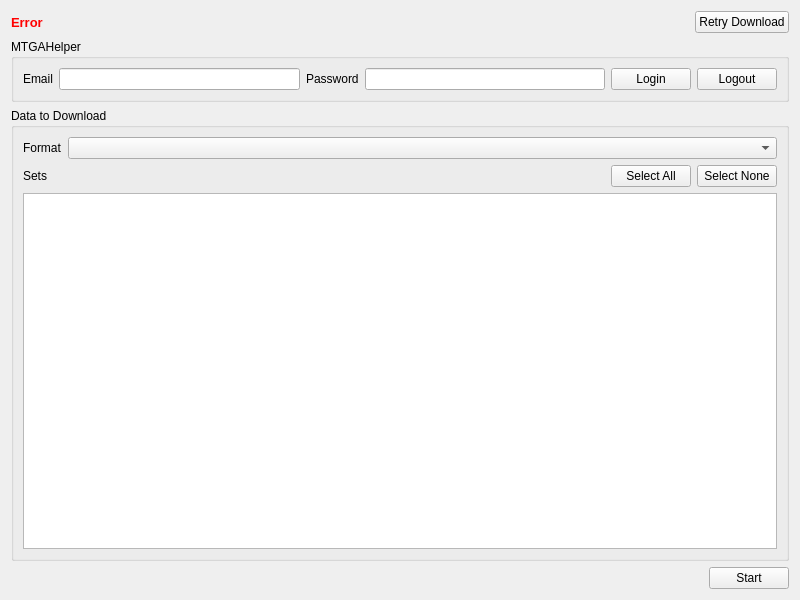
Before: the Qt Designer form src/mainwindow.ui in VSRonin/17Helper, drawn with Qt 5.
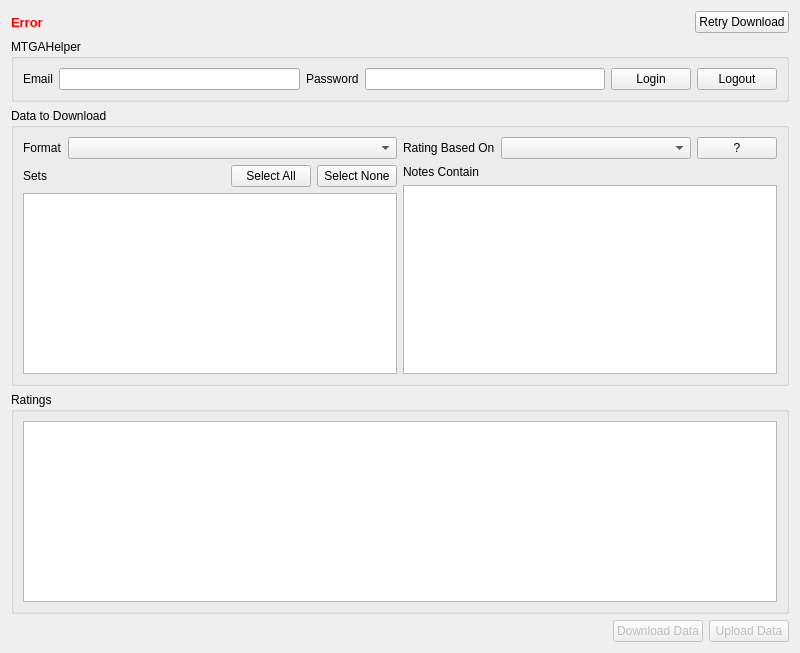
After: the same form once the commit is applied.

Commit message: Added UI to select ratings

The edit to the form file:
```diff
--- a/src/mainwindow.ui
+++ b/src/mainwindow.ui
@@ -7,13 +7,13 @@
     <x>0</x>
     <y>0</y>
     <width>800</width>
-    <height>600</height>
+    <height>653</height>
    </rect>
   </property>
   <property name="windowTitle">
    <string>17 Helper</string>
   </property>
-  <layout class="QVBoxLayout" name="verticalLayout_2">
+  <layout class="QVBoxLayout" name="verticalLayout_4">
    <item>
     <layout class="QHBoxLayout" name="horizontalLayout_5">
      <item>
@@ -137,6 +137,8 @@
      <property name="title">
       <string>Data to Download</string>
      </property>
+     <layout class="QHBoxLayout" name="horizontalLayout_7">
+      <item>
      <layout class="QVBoxLayout" name="verticalLayout">
       <item>
        <layout class="QHBoxLayout" name="horizontalLayout_2">
@@ -201,6 +203,75 @@
        <widget class="QListView" name="setsView"/>
       </item>
      </layout>
+      </item>
+      <item>
+       <layout class="QVBoxLayout" name="verticalLayout_3">
+        <item>
+         <layout class="QHBoxLayout" name="horizontalLayout_6">
+          <item>
+           <widget class="QLabel" name="label_4">
+            <property name="text">
+             <string>Rating Based On</string>
+            </property>
+           </widget>
+          </item>
+          <item>
+           <widget class="QComboBox" name="ratingBasedCombo">
+            <property name="sizePolicy">
+             <sizepolicy hsizetype="Expanding" vsizetype="Fixed">
+              <horstretch>0</horstretch>
+              <verstretch>0</verstretch>
+             </sizepolicy>
+            </property>
+           </widget>
+          </item>
+          <item>
+           <widget class="QPushButton" name="ratingBasedButton">
+            <property name="toolTip">
+             <string>Definitions</string>
+            </property>
+            <property name="text">
+             <string>?</string>
+            </property>
+           </widget>
+          </item>
+         </layout>
+        </item>
+        <item>
+         <widget class="QLabel" name="label_5">
+          <property name="text">
+           <string>Notes Contain</string>
+          </property>
+         </widget>
+        </item>
+        <item>
+         <widget class="QListView" name="notesView"/>
+        </item>
+       </layout>
+      </item>
+     </layout>
+    </widget>
+   </item>
+   <item>
+    <widget class="QGroupBox" name="customRatingsGroup">
+     <property name="title">
+      <string>Ratings</string>
+     </property>
+     <layout class="QVBoxLayout" name="verticalLayout_2">
+      <item>
+       <widget class="QTableView" name="ratingsView">
+        <property name="sortingEnabled">
+         <bool>true</bool>
+        </property>
+        <attribute name="horizontalHeaderStretchLastSection">
+         <bool>true</bool>
+        </attribute>
+        <attribute name="verticalHeaderVisible">
+         <bool>false</bool>
+        </attribute>
+       </widget>
+      </item>
+     </layout>
     </widget>
    </item>
    <item>
@@ -219,9 +290,22 @@
       </spacer>
      </item>
      <item>
-      <widget class="QPushButton" name="startButton">
+      <widget class="QPushButton" name="downloadButton">
+       <property name="enabled">
+        <bool>false</bool>
+       </property>
        <property name="text">
-        <string>Start</string>
+        <string>Download Data</string>
+       </property>
+      </widget>
+     </item>
+     <item>
+      <widget class="QPushButton" name="uploadButton">
+       <property name="enabled">
+        <bool>false</bool>
+       </property>
+       <property name="text">
+        <string>Upload Data</string>
        </property>
       </widget>
      </item>
```
Lines whose indentation alone changed are shown as unchanged. The commit also changes 12 other files.
